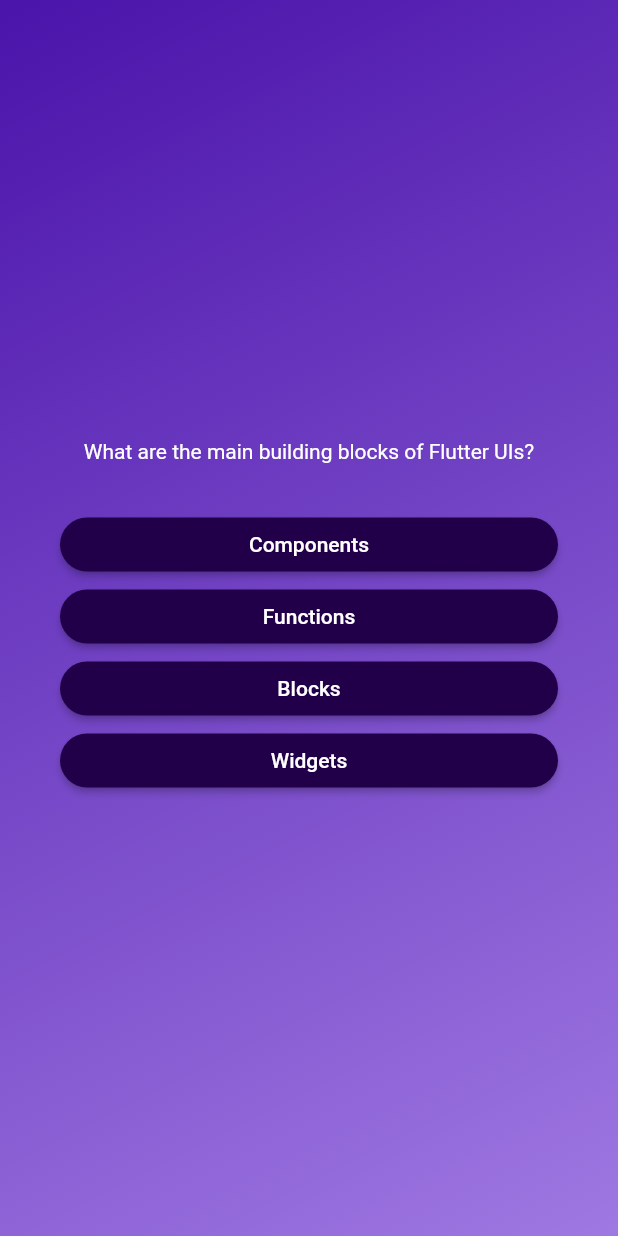
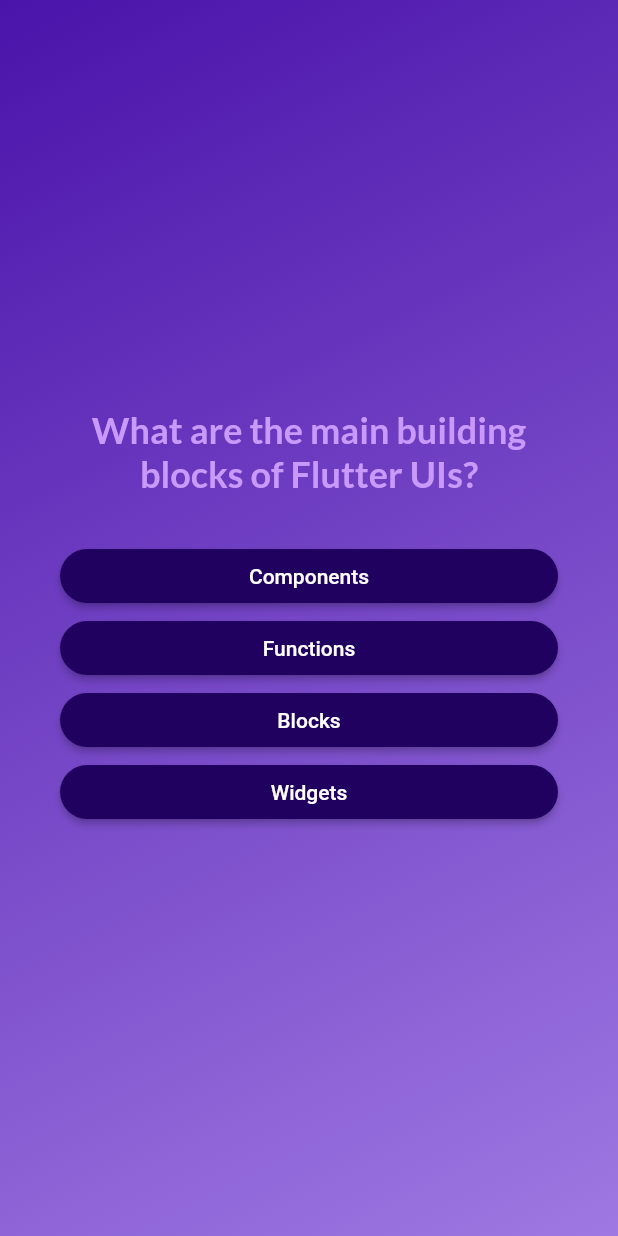
Before and after one commit to purbashis/Quiz_APP_flutter, a Flutter app: the screen it shows after launch, after a tap on "Start Quiz", on a phone screen of 412 x 824 dp. Run offline on Flutter 3.47's test engine with Material 2 defaults, Android fonts, the phone set to English and light mode, and no system bars; our stand-ins replace google_fonts.

Commit message:
modified because some part not taking me to next screen when i clicking to answer ,also adding google fonts
modified because some part not taking me to next screen when i clicking to answer ,also adding google fonts

```diff
--- a/lib/answer_button.dart
+++ b/lib/answer_button.dart
@@ -1,8 +1,11 @@
 import 'package:flutter/material.dart';
 
 class AnswerButton extends StatelessWidget {
-  const AnswerButton(
-      {super.key, required this.answerText, required this.onTap});
+  const AnswerButton({
+    super.key,
+    required this.answerText,
+    required this.onTap,
+  });
 
   final String answerText;
   final void Function() onTap;
@@ -10,14 +13,22 @@ class AnswerButton extends StatelessWidget {
   @override
   Widget build(BuildContext context) {
     return ElevatedButton(
-      onPressed: () {},
+      onPressed: onTap,
       style: ElevatedButton.styleFrom(
-        padding: const EdgeInsets.symmetric(horizontal: 40, vertical: 10),
-        backgroundColor: const Color.fromARGB(255, 34, 0, 73),
-        foregroundColor: const Color.fromARGB(255, 255, 255, 255),
-        shape: RoundedRectangleBorder(borderRadius: BorderRadius.circular(40)),
+        padding: const EdgeInsets.symmetric(
+          vertical: 10,
+          horizontal: 40,
+        ),
+        backgroundColor: const Color.fromARGB(255, 33, 1, 95),
+        foregroundColor: Colors.white,
+        shape: RoundedRectangleBorder(
+          borderRadius: BorderRadius.circular(40),
+        ),
       ),
-      child: Text(answerText),
+      child: Text(
+        answerText,
+        textAlign: TextAlign.center,
+      ),
     );
   }
 }
--- a/lib/models/quiz_questions.dart
+++ b/lib/models/quiz_questions.dart
@@ -4,10 +4,9 @@ class QuizQuestion {
   final String text;
   final List<String> answers;
 
-  List<String> getSuffledAnswers() {
+  List<String> getShuffledAnswers() {
     final shuffledList = List.of(answers);
     shuffledList.shuffle();
-
     return shuffledList;
   }
 }
--- a/lib/questions_screen.dart
+++ b/lib/questions_screen.dart
@@ -1,9 +1,11 @@
 import 'package:adv_basics/answer_button.dart';
 import 'package:flutter/material.dart';
 import 'package:adv_basics/data/questions.dart';
+import 'package:google_fonts/google_fonts.dart';
 
 class QuestionsScreen extends StatefulWidget {
   const QuestionsScreen({super.key});
+
   @override
   State<QuestionsScreen> createState() {
     return _QuestionsScreenState();
@@ -12,17 +14,18 @@ class QuestionsScreen extends StatefulWidget {
 
 class _QuestionsScreenState extends State<QuestionsScreen> {
   var currentQuestionIndex = 0;
+
   void answerQuestion() {
     // currentQuestionIndex = currentQuestionIndex + 1;
     // currentQuestionIndex += 1;
     setState(() {
-      currentQuestionIndex++; //increments the value by 1
+      currentQuestionIndex++; // increments the value by 1
     });
   }
 
   @override
   Widget build(context) {
-    final currentQuestion = questions[0];
+    final currentQuestion = questions[currentQuestionIndex];
 
     return SizedBox(
       width: double.infinity,
@@ -34,34 +37,20 @@ class _QuestionsScreenState extends State<QuestionsScreen> {
           children: [
             Text(
               currentQuestion.text,
-              style: const TextStyle(
-                color: Colors.white,
+              style: GoogleFonts.lato(
+                color: const Color.fromARGB(255, 201, 153, 251),
+                fontSize: 24,
+                fontWeight: FontWeight.bold,
               ),
               textAlign: TextAlign.center,
             ),
             const SizedBox(height: 30),
-            ...currentQuestion.getSuffledAnswers().map((answer) {
+            ...currentQuestion.getShuffledAnswers().map((answer) {
               return AnswerButton(
                 answerText: answer,
                 onTap: answerQuestion,
               );
-            }) //dynamically generated output list
-            // AnswerButton(
-            //   onTap: () {},
-            //   answerText: currentQuestion.answers[0],
-            // ),
-            // AnswerButton(
-            //   onTap: () {},
-            //   answerText: currentQuestion.answers[1],
-            // ),
-            // AnswerButton(
-            //   onTap: () {},
-            //   answerText: currentQuestion.answers[2],
-            // ),
-            // AnswerButton(
-            //   onTap: () {},
-            //   answerText: currentQuestion.answers[3],
-            // ),
+            })
           ],
         ),
       ),
--- a/pubspec.yaml
+++ b/pubspec.yaml
@@ -35,6 +35,7 @@ dependencies:
   # The following adds the Cupertino Icons font to your application.
   # Use with the CupertinoIcons class for iOS style icons.
   cupertino_icons: ^1.0.2
+  google_fonts: ^5.1.0
 
 dev_dependencies:
   flutter_test:
```
Also changed, not shown: pubspec.lock, 1 other file.
